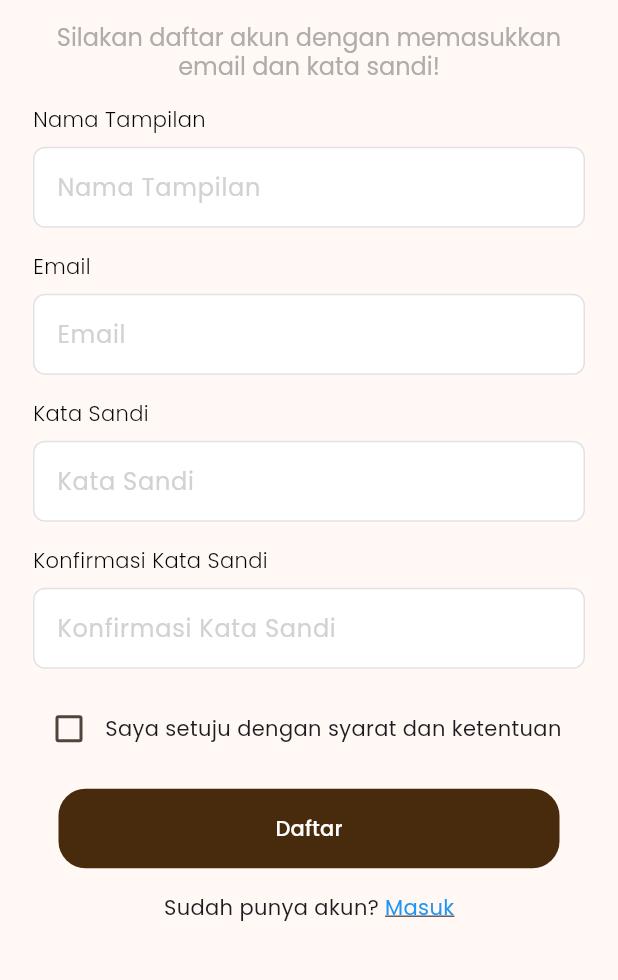
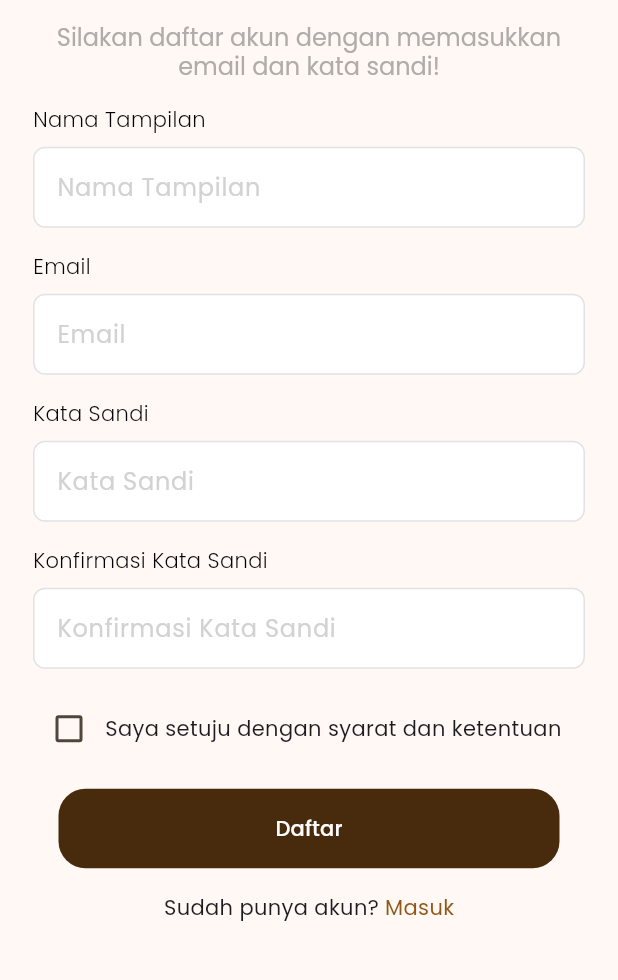
Before and after one commit to kmdavidds/BCCGembira_Nusastra, a Flutter app: the RegisterPage screen opened directly, on a phone screen of 412 x 824 dp, the part 232-1212 px from its top. Run offline on Flutter 3.47's test engine with Material 3 defaults, Android fonts, the phone set to English and light mode, and no system bars; our stand-ins replace camera, dio, google_fonts, speech_to_text; project files that could hold a hidden picture were left out.

Commit message:
fix: styling

```diff
--- a/lib/pages/register_page.dart
+++ b/lib/pages/register_page.dart
@@ -264,8 +264,8 @@ class _RegisterPageState extends State<RegisterPage> {
                           child: const Text(
                             'Masuk',
                             style: TextStyle(
-                              color: Colors.blue,
-                              decoration: TextDecoration.underline,
+                              color: Color(0xFF905718),
+
                             ),
                           ),
                         ),
```
